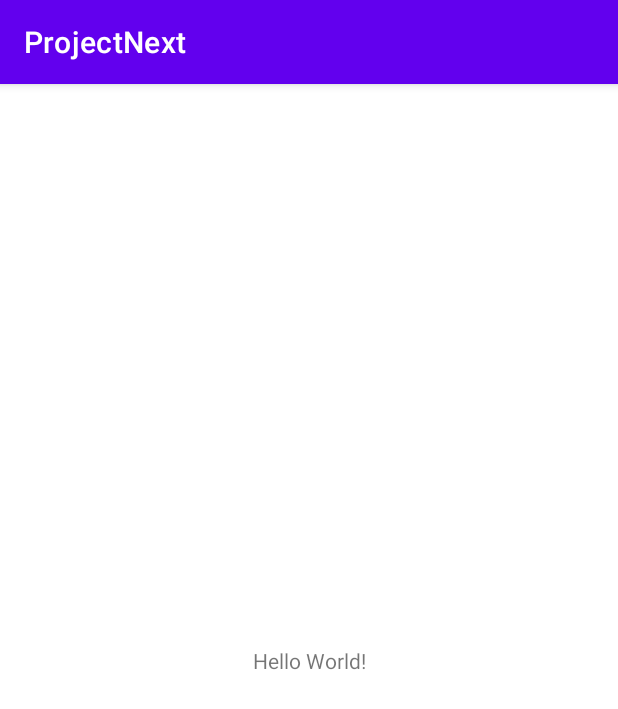
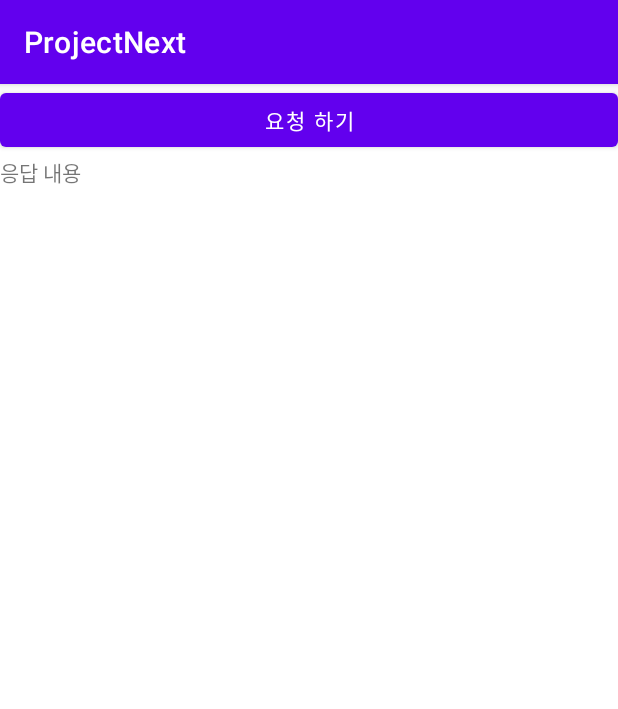
Before and after one commit to freean2468/ProjectNext, an Android app: the screen it shows after launch (MainActivity), on a phone screen of 412 x 824 dp. Shown: the top 709 px of the screen. Run offline under Robolectric (Android 15) with nearby library versions, the phone set to English and light mode, and no system bars; our stand-ins replace Volley.

Commit message:
서버와의 통신 구현

```diff
--- a/android/app/build.gradle
+++ b/android/app/build.gradle
@@ -29,7 +29,7 @@ android {
 }
 
 dependencies {
-
+    implementation 'com.android.volley:volley:1.1.1'
     implementation 'androidx.appcompat:appcompat:1.2.0'
     implementation 'com.google.android.material:material:1.3.0'
     implementation 'androidx.constraintlayout:constraintlayout:2.0.4'
--- a/android/app/src/main/AndroidManifest.xml
+++ b/android/app/src/main/AndroidManifest.xml
@@ -1,6 +1,7 @@
 <?xml version="1.0" encoding="utf-8"?>
 <manifest xmlns:android="http://schemas.android.com/apk/res/android"
     package="com.mrhi.projectnext">
+    <uses-permission android:name="android.permission.INTERNET"></uses-permission>
 
     <application
         android:allowBackup="true"
--- a/android/app/src/main/res/layout/activity_main.xml
+++ b/android/app/src/main/res/layout/activity_main.xml
@@ -1,18 +1,26 @@
 <?xml version="1.0" encoding="utf-8"?>
-<androidx.constraintlayout.widget.ConstraintLayout xmlns:android="http://schemas.android.com/apk/res/android"
+<LinearLayout xmlns:android="http://schemas.android.com/apk/res/android"
     xmlns:app="http://schemas.android.com/apk/res-auto"
     xmlns:tools="http://schemas.android.com/tools"
     android:layout_width="match_parent"
     android:layout_height="match_parent"
+    android:orientation="vertical"
     tools:context=".MainActivity">
 
+    <Button
+        android:id="@+id/request_Button"
+        android:layout_width="match_parent"
+        android:layout_height="wrap_content"
+        android:text="요청 하기" />
+
     <TextView
+        android:id="@+id/respond_View"
         android:layout_width="wrap_content"
         android:layout_height="wrap_content"
-        android:text="Hello World!"
+        android:text="응답 내용"
         app:layout_constraintBottom_toBottomOf="parent"
         app:layout_constraintLeft_toLeftOf="parent"
         app:layout_constraintRight_toRightOf="parent"
         app:layout_constraintTop_toTopOf="parent" />
 
-</androidx.constraintlayout.widget.ConstraintLayout>
+</LinearLayout>
```
Also changed, not shown: android/app/src/main/java/com/mrhi/projectnext/AppHelper.java (added, +8 -0 lines), android/app/src/main/java/com/mrhi/projectnext/MainActivity.java (+79 -0 lines).
